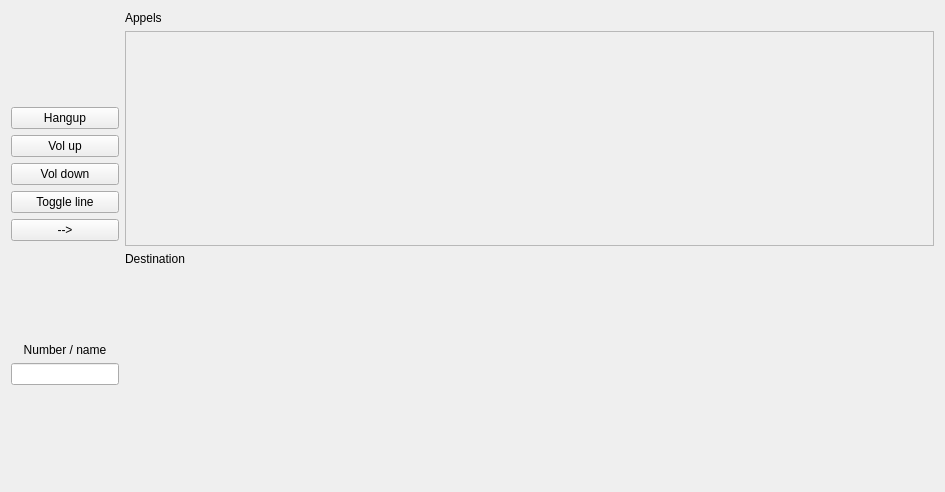
This is plugins/popcaastra/src/popcaastra.ui in wazo-platform/wazo-client-qt as Qt 5 draws it before an edit. The edited form follows.
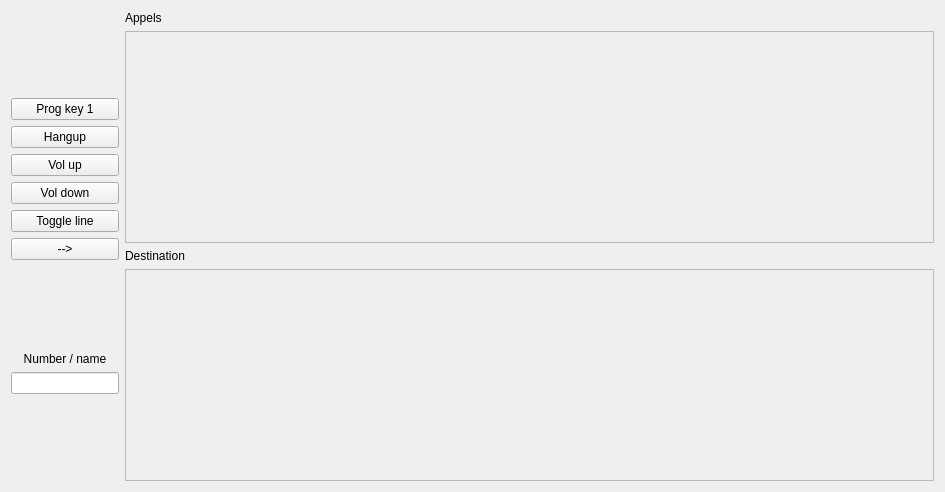
This is the edited form.

```diff
--- a/plugins/popcaastra/src/popcaastra.ui
+++ b/plugins/popcaastra/src/popcaastra.ui
@@ -38,6 +38,13 @@
        </property>
       </spacer>
      </item>
+     <item>
+      <widget class="QPushButton" name="btn_prg_1">
+       <property name="text">
+        <string>Prog key 1</string>
+       </property>
+      </widget>
+     </item>
      <item>
       <widget class="QPushButton" name="btn_hangup">
        <property name="text">
@@ -191,17 +198,21 @@
       </widget>
      </item>
      <item>
-      <spacer name="verticalSpacer_4">
-       <property name="orientation">
-        <enum>Qt::Vertical</enum>
+      <widget class="QScrollArea" name="scrollArea_2">
+       <property name="widgetResizable">
+        <bool>true</bool>
        </property>
-       <property name="sizeHint" stdset="0">
-        <size>
-         <width>20</width>
-         <height>40</height>
-        </size>
-       </property>
-      </spacer>
+       <widget class="QWidget" name="m_destinations_layout">
+        <property name="geometry">
+         <rect>
+          <x>0</x>
+          <y>0</y>
+          <width>769</width>
+          <height>208</height>
+         </rect>
+        </property>
+       </widget>
+      </widget>
      </item>
     </layout>
    </item>
```
